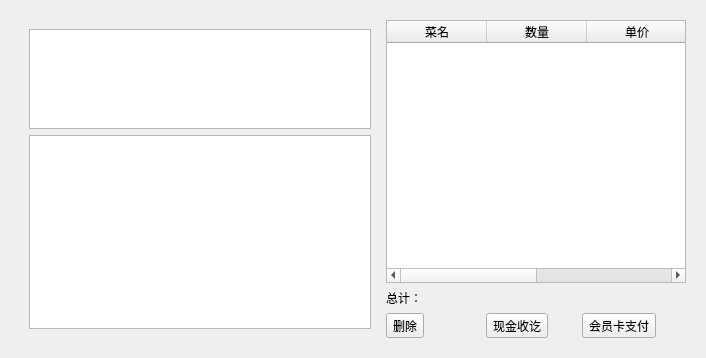
Above: src/orderwidget.ui from daodaoliang/caicai before the change. Below: the same form after it.
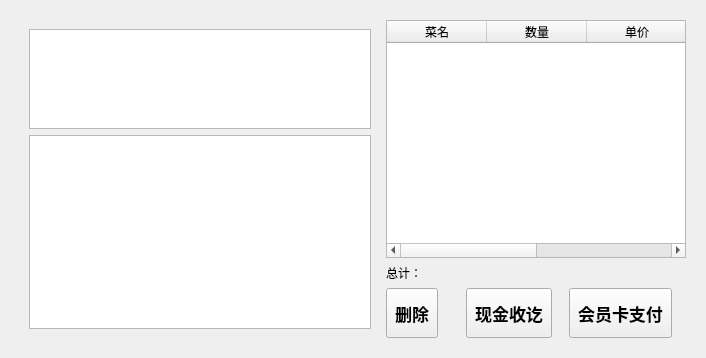
That is the form after the change.

```diff
--- a/src/orderwidget.ui
+++ b/src/orderwidget.ui
@@ -97,6 +97,25 @@
        </item>
        <item row="2" column="1">
         <widget class="QToolButton" name="toolButton_2">
+         <property name="minimumSize">
+          <size>
+           <width>0</width>
+           <height>50</height>
+          </size>
+         </property>
+         <property name="maximumSize">
+          <size>
+           <width>16777215</width>
+           <height>50</height>
+          </size>
+         </property>
+         <property name="font">
+          <font>
+           <pointsize>13</pointsize>
+           <weight>75</weight>
+           <bold>true</bold>
+          </font>
+         </property>
          <property name="text">
           <string>删除</string>
          </property>
@@ -104,6 +123,25 @@
        </item>
        <item row="2" column="2">
         <widget class="QToolButton" name="toolButton_3">
+         <property name="minimumSize">
+          <size>
+           <width>0</width>
+           <height>50</height>
+          </size>
+         </property>
+         <property name="maximumSize">
+          <size>
+           <width>16777215</width>
+           <height>50</height>
+          </size>
+         </property>
+         <property name="font">
+          <font>
+           <pointsize>13</pointsize>
+           <weight>75</weight>
+           <bold>true</bold>
+          </font>
+         </property>
          <property name="text">
           <string>现金收讫</string>
          </property>
@@ -111,6 +149,25 @@
        </item>
        <item row="2" column="3">
         <widget class="QToolButton" name="toolButton">
+         <property name="minimumSize">
+          <size>
+           <width>0</width>
+           <height>50</height>
+          </size>
+         </property>
+         <property name="maximumSize">
+          <size>
+           <width>16777215</width>
+           <height>50</height>
+          </size>
+         </property>
+         <property name="font">
+          <font>
+           <pointsize>13</pointsize>
+           <weight>75</weight>
+           <bold>true</bold>
+          </font>
+         </property>
          <property name="text">
           <string>会员卡支付</string>
          </property>
```
